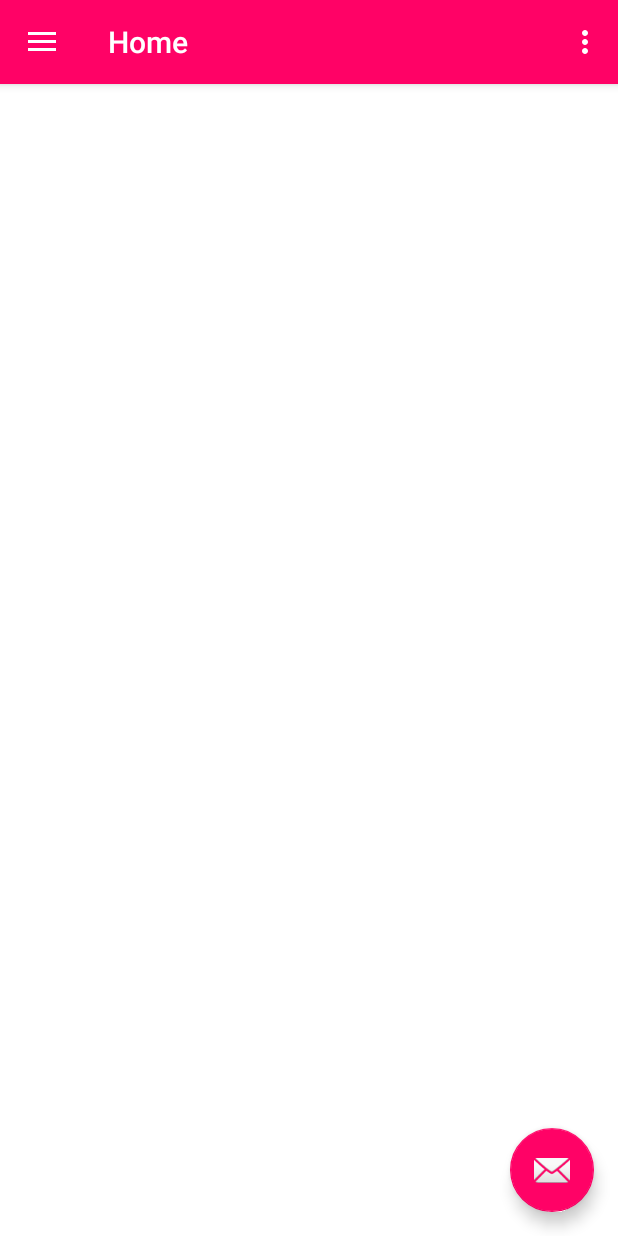
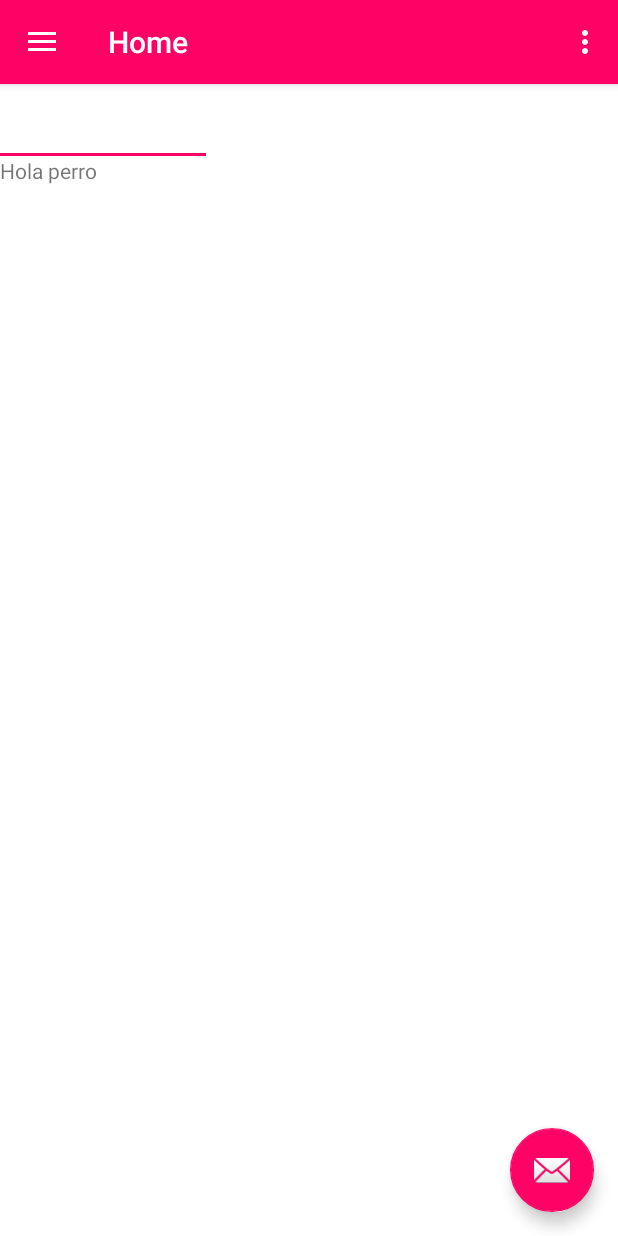
Before and after one commit to sergioskz97/TodoMusica, an Android app: the screen it shows after launch (MainActivity), on a phone screen of 412 x 824 dp. Run offline under Robolectric (Android 15) with nearby library versions, the phone set to English and light mode, and no system bars; our stand-ins replace Volley, navigation-ui; Roboto replaces fonts that are not available here.

Commit message:
Tabs phase 2

```diff
--- /dev/null
+++ b/app/src/main/java/com/example/todomusica/Class/CollectionPagerAdapter.java
@@ -0,0 +1,30 @@
+package com.example.todomusica.Class;
+
+import android.os.Bundle;
+
+import androidx.annotation.NonNull;
+import androidx.fragment.app.Fragment;
+import androidx.fragment.app.FragmentManager;
+import androidx.fragment.app.FragmentStatePagerAdapter;
+
+import com.example.todomusica.DemoFragment;
+
+public class CollectionPagerAdapter extends FragmentStatePagerAdapter {
+    public CollectionPagerAdapter(@NonNull FragmentManager fm) {
+        super(fm);
+    }
+
+    @Override
+    public Fragment getItem(int position) {
+        Fragment fragment = new DemoFragment();
+        Bundle args = new Bundle();
+        args.putInt(DemoFragment.ARG_OBJECT, position + 1);
+        fragment.setArguments(args);
+        return fragment;
+    }
+
+    @Override
+    public int getCount() {
+        return 3;
+    }
+}
--- /dev/null
+++ b/app/src/main/java/com/example/todomusica/DemoFragment.java
@@ -0,0 +1,31 @@
+package com.example.todomusica;
+
+import android.os.Bundle;
+
+import androidx.annotation.NonNull;
+import androidx.annotation.Nullable;
+import androidx.fragment.app.Fragment;
+
+import android.view.LayoutInflater;
+import android.view.View;
+import android.view.ViewGroup;
+import android.widget.TextView;
+
+
+public class DemoFragment extends Fragment {
+
+    public static final String ARG_OBJECT = "object";
+
+    @Override
+    public View onCreateView(LayoutInflater inflater, ViewGroup container, Bundle savedInstanceState) {
+        View view = inflater.inflate(R.layout.fragment_demo, container, false);
+
+        return view;
+    }
+
+    @Override
+    public void onViewCreated(@NonNull View view, @Nullable Bundle savedInstanceState) {
+        Bundle args = getArguments();
+        //((TextView) view.findViewById(android.R.id.text1)).setText(Integer.toString(args.getInt(ARG_OBJECT)));
+    }
+}
--- a/app/src/main/java/com/example/todomusica/ui/home/HomeFragment.java
+++ b/app/src/main/java/com/example/todomusica/ui/home/HomeFragment.java
@@ -10,16 +10,20 @@ import android.widget.Button;
 import android.widget.TextView;
 
 import androidx.annotation.NonNull;
+import androidx.annotation.Nullable;
 import androidx.appcompat.app.AlertDialog;
 import androidx.fragment.app.Fragment;
 import androidx.navigation.Navigation;
+import androidx.viewpager.widget.ViewPager;
 
 
 import com.android.volley.RequestQueue;
 import com.android.volley.Response;
 import com.android.volley.toolbox.Volley;
+import com.example.todomusica.Class.CollectionPagerAdapter;
 import com.example.todomusica.R;
 import com.example.todomusica.ui.TestRequest;
+import com.google.android.material.tabs.TabLayout;
 
 import org.json.JSONArray;
 import org.json.JSONException;
@@ -35,10 +39,21 @@ import java.net.URL;
 
 public class HomeFragment extends Fragment {
 
+    ViewPager viewPager;
+
     public View onCreateView(@NonNull LayoutInflater inflater, ViewGroup container, Bundle savedInstanceState) {
         final View view = inflater.inflate(R.layout.fragment_home, container, false);
 
         return view;
+    }
+
+    @Override
+    public void onViewCreated(@NonNull View view, @Nullable Bundle savedInstanceState) {
+        CollectionPagerAdapter collectionPagerAdapter = new CollectionPagerAdapter(getChildFragmentManager());
+        viewPager = view.findViewById(R.id.pager);
+        viewPager.setAdapter(collectionPagerAdapter);
+        TabLayout tabLayout = view.findViewById(R.id.tab_layout);
+        tabLayout.setupWithViewPager(viewPager);
     }
 
     public void getData(){
--- /dev/null
+++ b/app/src/main/res/layout/fragment_demo.xml
@@ -0,0 +1,14 @@
+<?xml version="1.0" encoding="utf-8"?>
+<FrameLayout xmlns:android="http://schemas.android.com/apk/res/android"
+    xmlns:tools="http://schemas.android.com/tools"
+    android:layout_width="match_parent"
+    android:layout_height="match_parent"
+    tools:context=".DemoFragment">
+
+    <!-- TODO: Update blank fragment layout -->
+    <TextView
+        android:layout_width="match_parent"
+        android:layout_height="match_parent"
+        android:text="Hola perro" />
+
+</FrameLayout>
--- a/app/src/main/res/layout/fragment_home.xml
+++ b/app/src/main/res/layout/fragment_home.xml
@@ -6,6 +6,20 @@
     android:layout_height="match_parent"
     android:background="#FFFFFF"
     tools:context=".ui.home.HomeFragment">
+
+    <androidx.viewpager.widget.ViewPager
+        xmlns:android="http://schemas.android.com/apk/res/android"
+        android:id="@+id/pager"
+        android:layout_width="match_parent"
+        android:layout_height="match_parent" >
+
+        <com.google.android.material.tabs.TabLayout
+            android:id="@+id/tab_layout"
+            android:layout_width="match_parent"
+            android:layout_height="wrap_content" />
+    </androidx.viewpager.widget.ViewPager>
+
+    /* DONT TOUCH */
 
     <TextView
         android:id="@+id/text_home"
```
